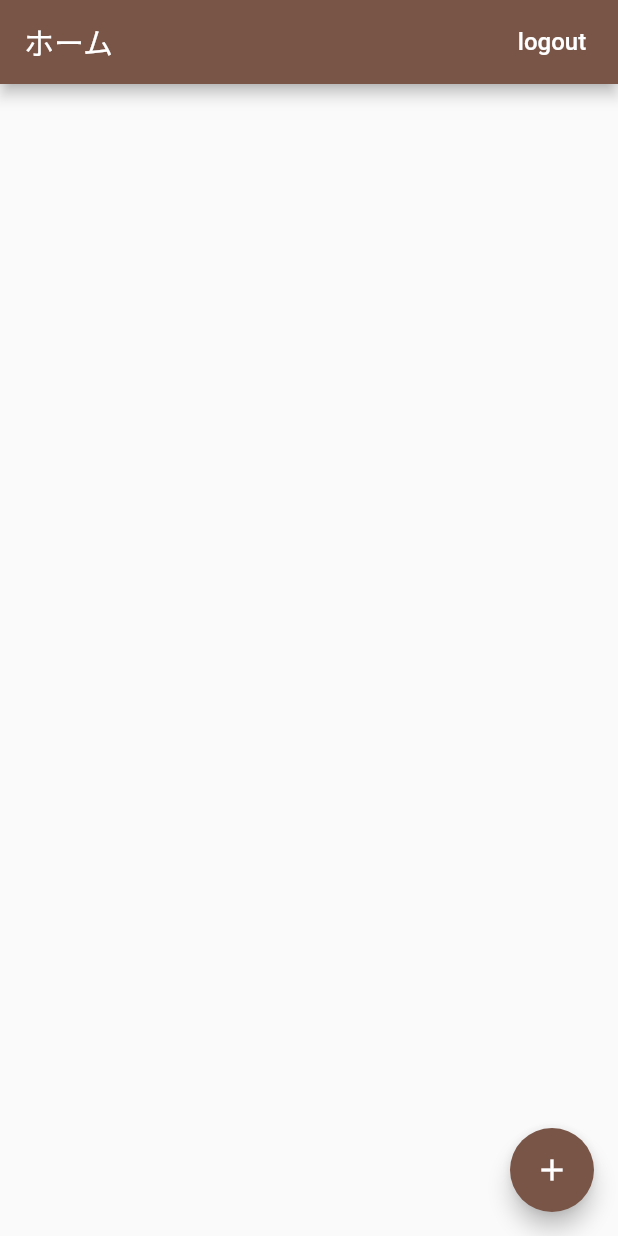
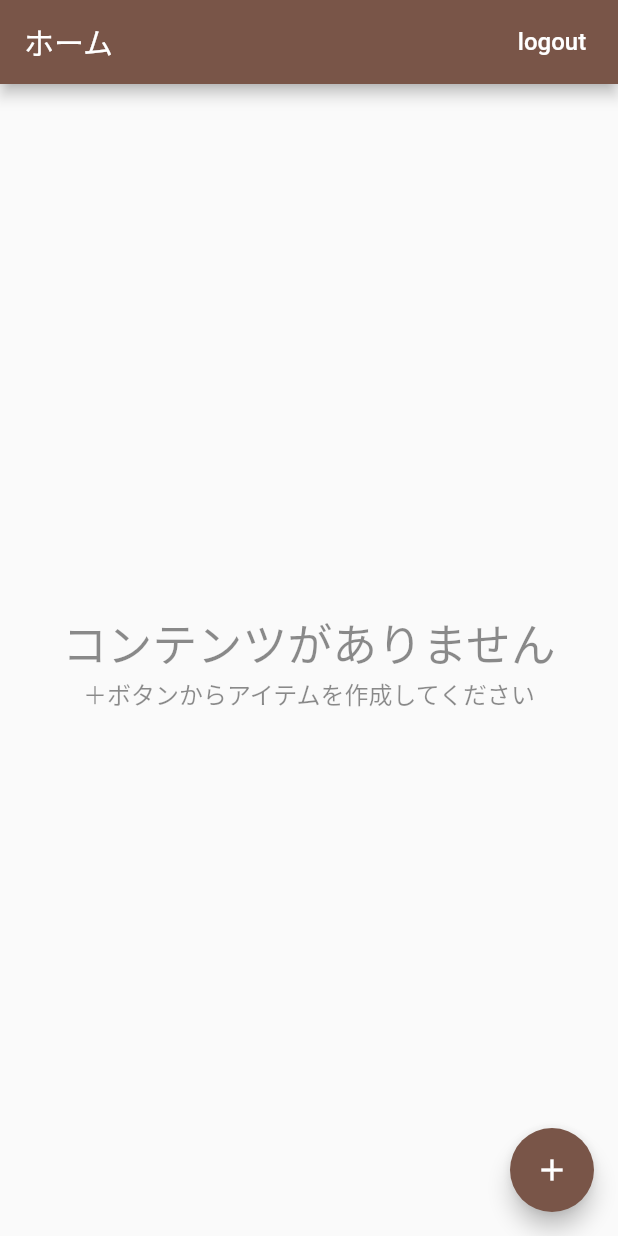
Before and after one commit to inoue723/warikan_native, a Flutter app: the screen it shows once a user with an empty profile is signed in, on a phone screen of 412 x 824 dp. Run offline on Flutter 3.47's test engine with Material 2 defaults, Android fonts, the phone set to English and light mode, and no system bars; our stand-ins replace cloud_firestore, firebase_auth; accounts and stored records are empty.

Commit message:
add empty content view

```diff
--- a/lib/src/costs/costs_page.dart
+++ b/lib/src/costs/costs_page.dart
@@ -2,6 +2,7 @@ import 'package:flutter/material.dart';
 import 'package:provider/provider.dart';
 import 'package:warikan_native/src/common_widgets/platform_alert_dialog.dart';
 import 'package:warikan_native/src/costs/costs_list.dart';
+import 'package:warikan_native/src/costs/list_items_builder.dart';
 import 'package:warikan_native/src/costs/edit_cost_page.dart';
 import 'package:warikan_native/src/home/models.dart';
 import 'package:warikan_native/src/services/auth.dart';
@@ -61,20 +62,16 @@ class CostsPage extends StatelessWidget {
     return StreamBuilder<List<Cost>>(
       stream: database.costStream(),
       builder: (context, snapshot) {
-        if (snapshot.hasData) {
-          final costs = snapshot.data;
-          final children = costs
-              .map((cost) => CostsListTile(
-                    cost: cost,
-                    onTap: () => EditCostPage.show(context, cost: cost),
-                  ))
-              .toList();
-          return ListView(children: children);
-        }
-        if (snapshot.hasError) {
-          return Center(child: Text("snapshot error"));
-        }
-        return Center(child: CircularProgressIndicator());
+        return ListItemBuilder(
+          snapshot: snapshot,
+          itemBuilder: (context, cost) => CostsListTile(
+            cost: cost,
+            onTap: () => EditCostPage.show(
+              context,
+              cost: cost,
+            ),
+          ),
+        );
       },
     );
   }
--- /dev/null
+++ b/lib/src/costs/empty_content.dart
@@ -0,0 +1,36 @@
+import 'package:flutter/material.dart';
+
+class EmptyContent extends StatelessWidget {
+  const EmptyContent(
+      {Key key,
+      this.title = "コンテンツがありません",
+      this.message = "＋ボタンからアイテムを作成してください"})
+      : super(key: key);
+  final String title;
+  final String message;
+
+  @override
+  Widget build(BuildContext context) {
+    return Center(
+      child: Column(
+        mainAxisAlignment: MainAxisAlignment.center,
+        children: <Widget>[
+          Text(
+            title,
+            style: TextStyle(
+              color: Colors.black45,
+              fontSize: 30,
+            ),
+          ),
+          Text(
+            message,
+            style: TextStyle(
+              color: Colors.black45,
+              fontSize: 16,
+            ),
+          ),
+        ],
+      ),
+    );
+  }
+}
--- /dev/null
+++ b/lib/src/costs/list_items_builder.dart
@@ -0,0 +1,43 @@
+import 'package:flutter/material.dart';
+import 'package:warikan_native/src/costs/empty_content.dart';
+
+typedef ItemWidgetBuilder<T> = Widget Function(BuildContext context, T item);
+
+class ListItemBuilder<T> extends StatelessWidget {
+  const ListItemBuilder(
+      {Key key, @required this.snapshot, @required this.itemBuilder})
+      : super(key: key);
+  final AsyncSnapshot<List<T>> snapshot;
+  final ItemWidgetBuilder itemBuilder;
+
+  @override
+  Widget build(BuildContext context) {
+    if (snapshot.hasData) {
+      final List<T> items = snapshot.data;
+      if (items.isNotEmpty) {
+        return _buildList(items);
+      } else {
+        return EmptyContent();
+      }
+    } else if (snapshot.hasError) {
+      return EmptyContent(
+        title: "読み込み中にエラーが発生しました",
+        message: "もう一度お試しください",
+      );
+    }
+    return Center(child: CircularProgressIndicator());
+  }
+
+  Widget _buildList(List<T> items) {
+    return ListView.separated(
+      itemCount: items.length + 2,
+      separatorBuilder: (context, index) => Divider(height: 0.5),
+      itemBuilder: (context, index) {
+        if (index == 0 || index == items.length + 1) {
+          return Container();
+        }
+        return itemBuilder(context, items[index - 1]);
+      },
+    );
+  }
+}
```
